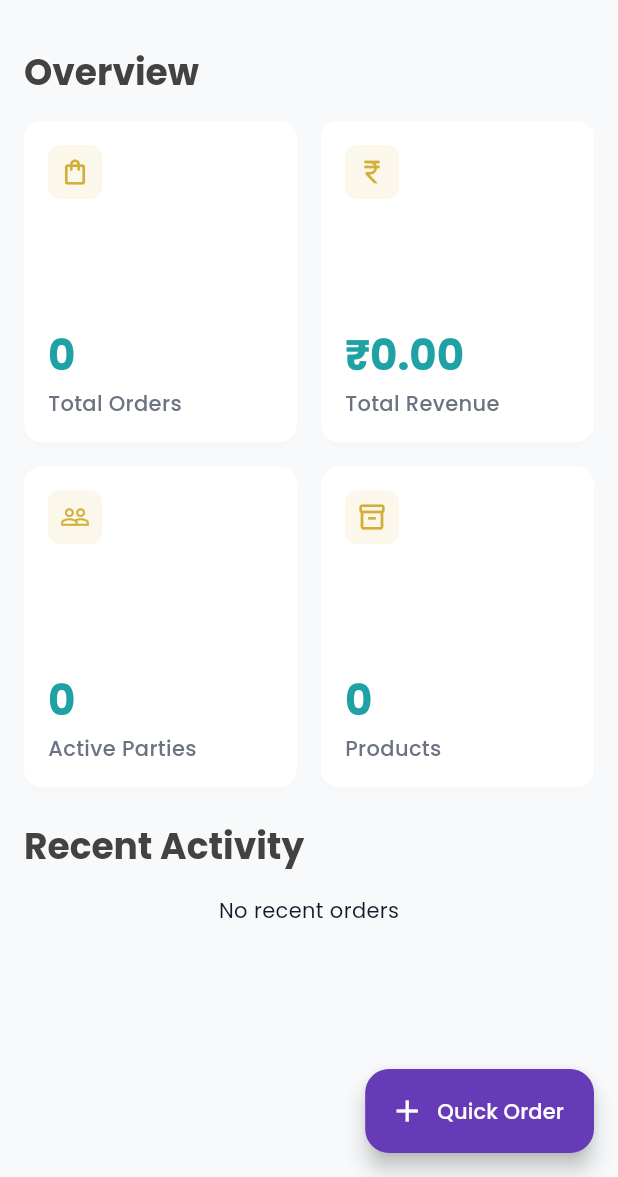
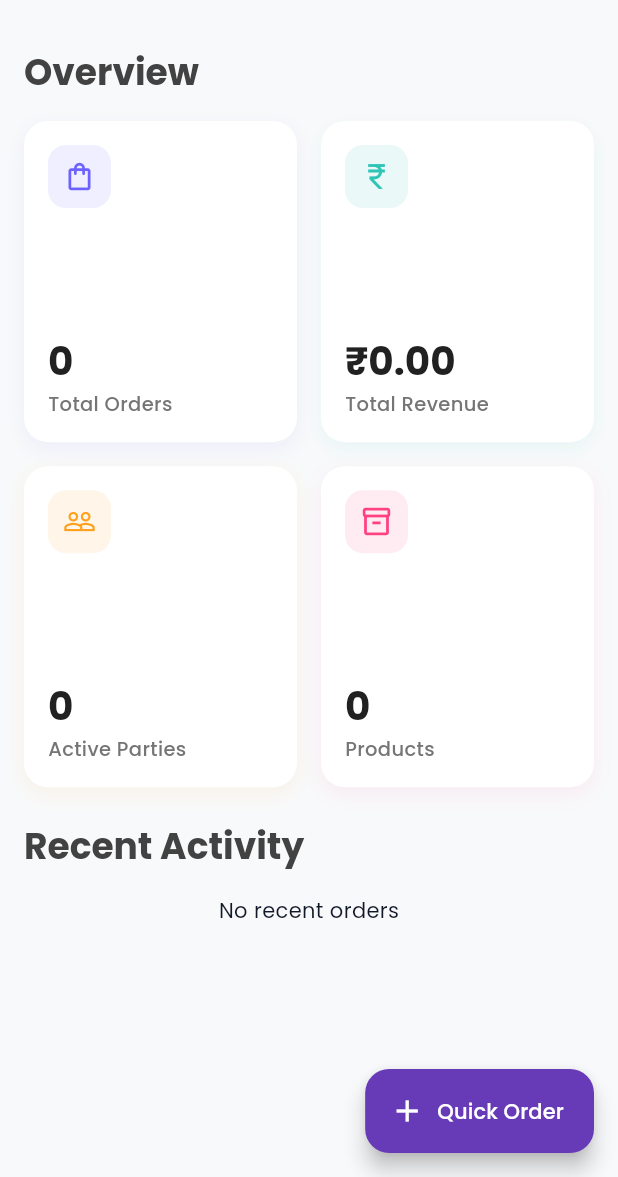
Before and after one commit to Vivekchavda1374/Hetanshi-Enterprise, a Flutter app: the DashboardScreen screen opened by its route, on a phone screen of 412 x 824 dp, the part 59-1236 px from its top. Run offline on Flutter 3.47's test engine with Material 3 defaults, Android fonts, the phone set to English and light mode, and no system bars; our stand-ins replace animate_do, cloud_firestore, firebase_core, fl_chart, flutter_staggered_animations, google_fonts and 1 more; accounts and stored records are empty.

Commit message:
feat: Enhance dashboard widgets with dynamic data and improved styling

```diff
--- a/lib/widgets/summary_card.dart
+++ b/lib/widgets/summary_card.dart
@@ -16,15 +16,22 @@ class SummaryCard extends StatelessWidget {
 
   @override
   Widget build(BuildContext context) {
-    // Premium FMCG Style: White cards, Teal numbers, Gold accents
-    const tealColor = Color(0xFF1FA2A6);
-    const goldColor = Color(0xFFD4AF37);
+    final cardColor = color ?? const Color(0xFF1FA2A6);
 
-    return Card(
-      elevation: 2,
-      shadowColor: Colors.black.withOpacity(0.05),
-      shape: RoundedRectangleBorder(borderRadius: BorderRadius.circular(12)),
+    return Container(
+      decoration: BoxDecoration(
         color: Colors.white,
+        borderRadius: BorderRadius.circular(16),
+        boxShadow: [
+          BoxShadow(
+            color: cardColor.withOpacity(0.08),
+            blurRadius: 10,
+            offset: const Offset(0, 4),
+          ),
+        ],
+      ),
+      child: Material(
+        color: Colors.transparent,
         child: Padding(
           padding: const EdgeInsets.all(16.0),
           child: Column(
@@ -33,17 +40,15 @@ class SummaryCard extends StatelessWidget {
             children: [
               Row(
                 mainAxisAlignment: MainAxisAlignment.spaceBetween,
-              crossAxisAlignment: CrossAxisAlignment.start,
                 children: [
                   Container(
-                  padding: const EdgeInsets.all(8),
+                    padding: const EdgeInsets.all(10),
                     decoration: BoxDecoration(
-                    color: goldColor.withOpacity(0.1),
-                    borderRadius: BorderRadius.circular(8),
+                      color: cardColor.withOpacity(0.1),
+                      borderRadius: BorderRadius.circular(12),
                     ),
-                  child: Icon(icon, color: goldColor, size: 20),
+                    child: Icon(icon, color: cardColor, size: 22),
                   ),
-                // Decorative dot or mini indicator could go here
                 ],
               ),
               const Spacer(),
@@ -51,21 +56,24 @@ class SummaryCard extends StatelessWidget {
                 value,
                 style: Theme.of(context).textTheme.headlineMedium?.copyWith(
                       fontWeight: FontWeight.bold,
-                    color: tealColor,
-                    fontSize: 28,
+                      color: Colors.grey[900],
+                      fontSize: 26,
+                      height: 1.2,
                     ),
               ),
               const SizedBox(height: 4),
               Text(
                 title,
                 style: Theme.of(context).textTheme.bodyMedium?.copyWith(
-                    color: const Color(0xFF6B7280), // Text Secondary
+                      color: Colors.grey[600],
                       fontWeight: FontWeight.w500,
+                      fontSize: 13,
                     ),
               ),
             ],
           ),
         ),
+      ),
     );
   }
 }
```
Also changed, not shown: lib/widgets/revenue_chart.dart (+113 -88 lines). Lines whose indentation alone changed are shown as unchanged.
